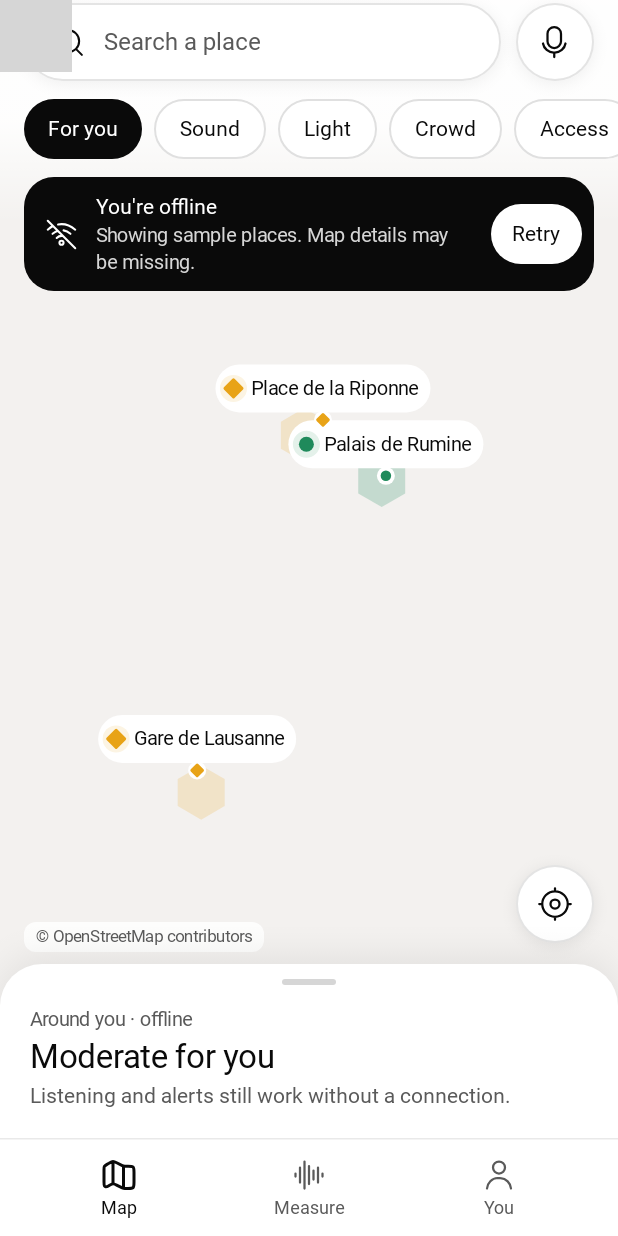
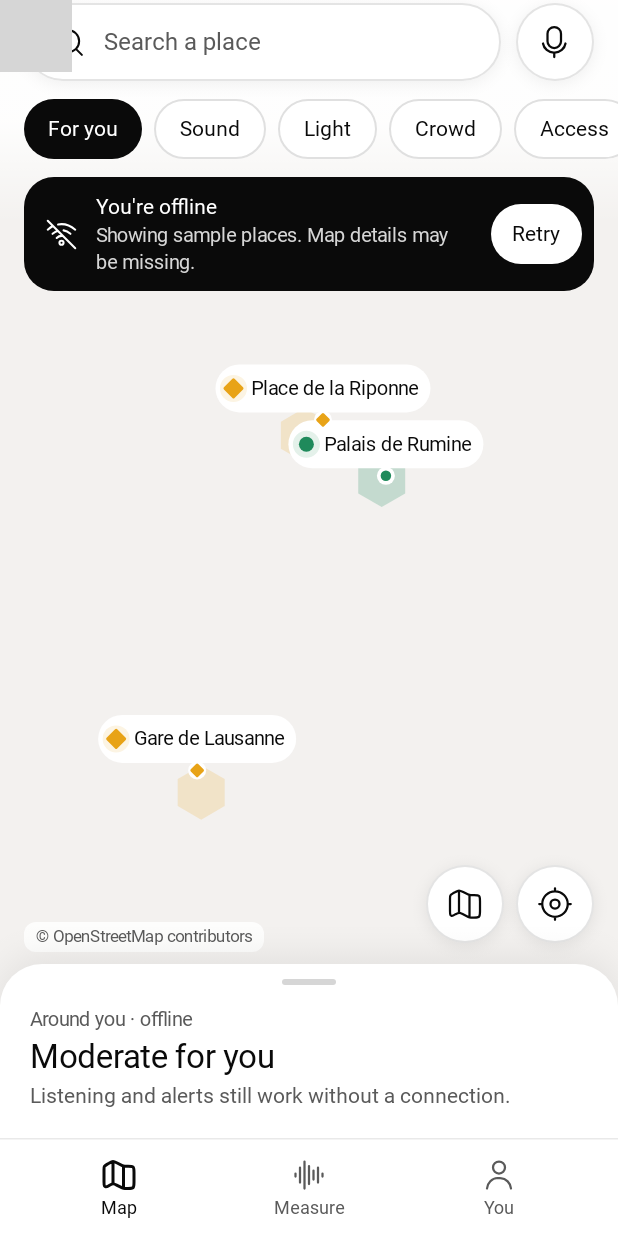
Before and after one commit to b00rg/ciuin, an Android app built with Jetpack Compose: the screen it shows after launch (MainActivity), after a tap on "Fly to Lausanne", on a phone screen of 412 x 824 dp. Run offline under Robolectric (Android 15) with nearby library versions, the phone set to English and light mode, and no system bars; Roboto replaces fonts that are not available here; 9 statements that could not run were skipped; 1 other tap on this screen came first; grey boxes are pictures that could not be loaded.

Commit message:
Preserve map navigation and alert behavior after review

```diff
--- a/composeApp/src/commonMain/kotlin/ch/ciuin/app/App.kt
+++ b/composeApp/src/commonMain/kotlin/ch/ciuin/app/App.kt
@@ -26,6 +26,7 @@ import ch.ciuin.app.core.AppEnvironment
 import ch.ciuin.app.map.MapMarker
 import ch.ciuin.app.map.MapState
 import ch.ciuin.app.map.MapView
+import ch.ciuin.app.map.rememberMapTileCache
 import ch.ciuin.app.measure.MeasurementPhase
 import ch.ciuin.app.ui.alert.AlertScreen
 import ch.ciuin.app.ui.components.CiuinTab
@@ -48,6 +49,7 @@ internal fun App(environment: AppEnvironment) {
     val routes = environment.routes
     val snackbar = remember { SnackbarHostState() }
     val map = remember { MapState(LAUSANNE_LAT, LAUSANNE_LON, LAUSANNE_ZOOM) }
+    val mapTiles = rememberMapTileCache()
     var tab by rememberSaveable { mutableStateOf(CiuinTab.Map) }
     var showGlobe by rememberSaveable { mutableStateOf(true) }
     var searching by rememberSaveable { mutableStateOf(false) }
@@ -62,7 +64,8 @@ internal fun App(environment: AppEnvironment) {
         is MeasurementPhase.Done -> true
         else -> false
     }
-    val data = rememberMapData(environment.api)
+    var mapCategory by rememberSaveable { mutableStateOf(Category.PERSONAL) }
+    val data = rememberMapData(environment.api, showSound = mapCategory == Category.SOUND)
     val places = data.places
     val session = personal.state.session
     val scores = remember(places, session) {
@@ -163,6 +166,9 @@ internal fun App(environment: AppEnvironment) {
                         environment = environment,
                         data = data,
                         state = map,
+                        tiles = mapTiles,
+                        category = mapCategory,
+                        onCategory = { mapCategory = it },
                         personalScores = scores,
                         selected = places.firstOrNull { it.placeId == selectedPlaceId },
                         onSelectPlace = { selectedPlaceId = it?.placeId },
--- a/composeApp/src/commonMain/kotlin/ch/ciuin/app/MapData.kt
+++ b/composeApp/src/commonMain/kotlin/ch/ciuin/app/MapData.kt
@@ -105,7 +105,7 @@ internal class MapData {
 }
 
 @Composable
-internal fun rememberMapData(api: PlacesApi): MapData {
+internal fun rememberMapData(api: PlacesApi, showSound: Boolean): MapData {
     val data = remember(api) { MapData() }
     LaunchedEffect(data, data.retryCount) {
         do {
@@ -113,12 +113,20 @@ internal fun rememberMapData(api: PlacesApi): MapData {
             delay(2_000)
         } while (true)
     }
-    val period = data.noisePeriod
-    LaunchedEffect(data, period, data.retryCount) {
+    LaunchedEffect(data, data.retryCount) {
         do {
-            data.refreshNoise(api, period)
+            data.refreshNoise(api, NoisePeriod.DAY)
             delay(60_000)
         } while (true)
     }
+    val showNight = showSound && data.noisePeriod == NoisePeriod.NIGHT
+    LaunchedEffect(data, showNight, data.retryCount) {
+        if (showNight) {
+            do {
+                data.refreshNoise(api, NoisePeriod.NIGHT)
+                delay(60_000)
+            } while (true)
+        }
+    }
     return data
 }
--- a/composeApp/src/commonMain/kotlin/ch/ciuin/app/MapScreen.kt
+++ b/composeApp/src/commonMain/kotlin/ch/ciuin/app/MapScreen.kt
@@ -18,7 +18,10 @@ import androidx.compose.foundation.layout.padding
 import androidx.compose.foundation.layout.safeDrawing
 import androidx.compose.foundation.layout.size
 import androidx.compose.foundation.rememberScrollState
+import androidx.compose.foundation.shape.RoundedCornerShape
 import androidx.compose.foundation.verticalScroll
+import androidx.compose.material3.DropdownMenu
+import androidx.compose.material3.DropdownMenuItem
 import androidx.compose.material3.Text
 import androidx.compose.runtime.Composable
 import androidx.compose.runtime.LaunchedEffect
@@ -27,7 +30,6 @@ import androidx.compose.runtime.mutableIntStateOf
 import androidx.compose.runtime.mutableStateOf
 import androidx.compose.runtime.remember
 import androidx.compose.runtime.rememberCoroutineScope
-import androidx.compose.runtime.saveable.rememberSaveable
 import androidx.compose.runtime.setValue
 import androidx.compose.runtime.snapshotFlow
 import androidx.compose.ui.Alignment
@@ -52,6 +54,7 @@ import ch.ciuin.app.map.HeatHex
 import ch.ciuin.app.map.MapMarker
 import ch.ciuin.app.map.MapState
 import ch.ciuin.app.map.MapView
+import ch.ciuin.app.map.TileCache
 import ch.ciuin.app.map.latToY
 import ch.ciuin.app.map.lonToX
 import ch.ciuin.app.map.projectQuietPlaceRoute
@@ -98,6 +101,9 @@ internal fun MapScreen(
     environment: AppEnvironment,
     data: MapData,
     state: MapState,
+    tiles: TileCache,
+    category: Category,
+    onCategory: (Category) -> Unit,
     personalScores: Map<String, Double>,
     selected: Place?,
     onSelectPlace: (Place?) -> Unit,
@@ -106,7 +112,6 @@ internal fun MapScreen(
     showMessage: suspend (String) -> Unit,
     tabBar: @Composable () -> Unit,
 ) {
-    var category by rememberSaveable { mutableStateOf(Category.PERSONAL) }
     val period = data.noisePeriod
     val routes = environment.routes
     val route = routes.active
@@ -169,6 +174,7 @@ internal fun MapScreen(
         var routeHeaderPx by remember(routes.requestCount) { mutableIntStateOf(0) }
         var routeSheetPx by remember(routes.requestCount) { mutableIntStateOf(0) }
         val streetLevel = state.zoom >= PLACE_ZOOM
+        val overviewPins = state.zoom >= 13.0
         var bounds by remember(viewport, tilePx) { mutableStateOf(mapBounds(state, viewport, tilePx)) }
         LaunchedEffect(state, viewport, tilePx) {
             snapshotFlow { mapBounds(state, viewport, tilePx) }.collectLatest {
@@ -177,12 +183,12 @@ internal fun MapScreen(
             }
         }
         val visibleBounds = bounds
-        val markers = remember(places, selected, chosenLayer, personalScores, nearest, streetLevel, route, noise, visibleBounds) {
+        val markers = remember(places, selected, chosenLayer, personalScores, nearest, streetLevel, route, noise, visibleBounds, overviewPins) {
             val shown = when {
                 route != null -> listOfNotNull(byId[route.destinationId])
                 selected != null -> listOf(selected)
                 streetLevel -> places
-                visibleBounds == null -> emptyList()
+                !overviewPins -> emptyList()
                 else -> sequenceOf(nearest?.place).filterNotNull()
                     .plus(places.asSequence().filter { visibleBounds.containsLocation(it.lat, it.lon) }
                         .sortedBy { place ->
@@ -223,6 +229,7 @@ internal fun MapScreen(
             userLocation = userLocation,
             layerKey = chosenLayer to noise,
             reduceMotion = reduceMotion,
+            tileCache = tiles,
         )
         MapVeil(height = if (selected != null) topInset + 22.dp else topInset + 148.dp)
         if (route != null) {
@@ -242,7 +249,7 @@ internal fun MapScreen(
                         ListeningButton(listening.isListening, { listening.setListening(!listening.isListening) })
                     }
                 }
-                LayerChipRow(layers, categories.indexOf(category), { category = categories[it] }, Modifier.padding(top = 12.dp))
+                LayerChipRow(layers, categories.indexOf(category), { onCategory(categories[it]) }, Modifier.padding(top = 12.dp))
                 if (data.offline) {
                     OfflineBanner(
                         data::retry,
@@ -298,6 +305,11 @@ internal fun MapScreen(
                 Column(bottom.fillMaxWidth(), horizontalAlignment = Alignment.CenterHorizontally) {
                     Box(Modifier.fillMaxWidth().padding(horizontal = 16.dp)) {
                         AttributionPlate(attribution, Modifier.align(Alignment.BottomStart).padding(bottom = 8.dp))
+                        Row(
+                            Modifier.align(Alignment.BottomEnd).padding(bottom = 14.dp),
+                            horizontalArrangement = Arrangement.spacedBy(8.dp),
+                        ) {
+                            MapControls(state, viewport, tilePx)
                             RoundIconButton(
                                 CiuinIcons.Gps01, "My location",
                                 onClick = {
@@ -310,17 +322,20 @@ internal fun MapScreen(
                                                     snapshotFlow { location.current }.filterNotNull().first()
                                                 }
                                             } else null
-                                        if (point != null) state.centerOn(point.lat, point.lon, maxOf(state.zoom, LAUSANNE_ZOOM))
-                                        else showMessage("Your location is unavailable")
+                                            if (point == null) {
+                                                showMessage("Your location is unavailable")
+                                            } else {
+                                                state.centerOn(point.lat, point.lon, maxOf(state.zoom, LAUSANNE_ZOOM))
+                                            }
                                         } finally {
                                             locating = false
                                         }
                                     }
                                 },
-                            modifier = Modifier.align(Alignment.BottomEnd).padding(bottom = 14.dp),
                                 style = RoundIconButtonStyle.Floating,
                                 enabled = !locating,
                             )
+                        }
                     }
                     BottomSheetSurface(gap = if (data.offline) 14.dp else 16.dp) {
                         Column(
@@ -376,9 +391,34 @@ private fun MapOverlay(
     }
 }
 
-private fun mapBounds(state: MapState, viewport: Size, tilePx: Float): ViewBounds? =
-    if (state.zoom < 13.0) null
-    else state.visibleBounds(viewport, tilePx).let { ViewBounds(it[0], it[1], it[2], it[3]) }
+@Composable
+private fun MapControls(state: MapState, viewport: Size, tilePx: Float) {
+    var open by remember { mutableStateOf(false) }
+    Box {
+        RoundIconButton(CiuinIcons.Maps, "Map controls", { open = true }, style = RoundIconButtonStyle.Floating)
+        DropdownMenu(
+            expanded = open,
+            onDismissRequest = { open = false },
+            shape = RoundedCornerShape(16.dp),
+            containerColor = CiuinColors.Ground,
+        ) {
+            val center = Offset(viewport.width / 2, viewport.height / 2)
+            DropdownMenuItem({ Text("Zoom in", style = CiuinType.Label) }, {
+                state.zoomAt(2.0, center, viewport, tilePx)
+            }, enabled = state.zoom < MapState.MAX_ZOOM)
+            DropdownMenuItem({ Text("Zoom out", style = CiuinType.Label) }, {
+                state.zoomAt(0.5, center, viewport, tilePx)
+            }, enabled = state.zoom > MapState.MIN_ZOOM)
+            DropdownMenuItem({ Text("Center on Lausanne", style = CiuinType.Label) }, {
+                state.centerOn(LAUSANNE_LAT, LAUSANNE_LON, LAUSANNE_ZOOM)
+                open = false
+            })
+        }
+    }
+}
+
+private fun mapBounds(state: MapState, viewport: Size, tilePx: Float): ViewBounds =
+    state.visibleBounds(viewport, tilePx).let { ViewBounds(it[0], it[1], it[2], it[3]) }
 
 private fun UiLevel.hexAlpha(offline: Boolean): Float = when (this) {
     UiLevel.Calm -> if (offline) CiuinColors.HexAlphaCalmSaved else CiuinColors.HexAlphaCalm
--- a/composeApp/src/commonMain/kotlin/ch/ciuin/app/core/AlertCenter.kt
+++ b/composeApp/src/commonMain/kotlin/ch/ciuin/app/core/AlertCenter.kt
@@ -22,6 +22,7 @@ internal data class ActiveAlert(
     val aboveLimitMillis: Long,
     val window: LiveWindow,
     val suggestion: QuietPlaceSuggestion? = null,
+    val hapticOnDisplay: Boolean = false,
 )
 
 /** Keeps the scored window tied to the alert even as live listening continues. */
--- a/composeApp/src/commonMain/kotlin/ch/ciuin/app/map/MapView.kt
+++ b/composeApp/src/commonMain/kotlin/ch/ciuin/app/map/MapView.kt
@@ -76,6 +76,14 @@ private const val TILE_PX = 256
 private const val MAX_TILE_ZOOM = 19
 private val tileColor = ColorFilter.colorMatrix(ColorMatrix().apply { setToSaturation(0.2f) })
 
+@Composable
+internal fun rememberMapTileCache(tileUrl: String = TileCache.OSM_TILES): TileCache {
+    val scope = rememberCoroutineScope()
+    val cache = remember(tileUrl) { TileCache(scope, tileUrl) }
+    DisposableEffect(cache) { onDispose { cache.close() } }
+    return cache
+}
+
 /**
  * Slippy map drawn on a Canvas: raster tiles + circle markers.
  * Drag / pinch to move and zoom, mouse wheel and double-tap to zoom, tap a marker to select it.
@@ -95,10 +103,9 @@ internal fun MapView(
     layerKey: Any? = null,
     reduceMotion: Boolean = false,
     interactive: Boolean = true,
+    tileCache: TileCache? = null,
 ) {
-    val scope = rememberCoroutineScope()
-    val cache = remember(tileUrl) { TileCache(scope, tileUrl) }
-    DisposableEffect(cache) { onDispose { cache.close() } }
+    val cache = tileCache ?: rememberMapTileCache(tileUrl)
 
     val density = LocalDensity.current
     // Draw tiles at 256 dp so they stay readable on high-density phone screens.
--- a/composeApp/src/commonMain/kotlin/ch/ciuin/app/ui/alert/AlertScreen.kt
+++ b/composeApp/src/commonMain/kotlin/ch/ciuin/app/ui/alert/AlertScreen.kt
@@ -94,7 +94,7 @@ internal fun AlertScreen(
                 .padding(start = 24.dp, end = 24.dp, top = 16.dp, bottom = 16.dp),
             verticalArrangement = Arrangement.spacedBy(22.dp),
         ) {
-            AlertScene(pill)
+            AlertScene(pill, haptic = alert.hapticOnDisplay)
             Column(verticalArrangement = Arrangement.spacedBy(10.dp)) {
                 Text("It's getting loud here.", Modifier.semantics { heading() }, style = CiuinType.ScreenTitle)
                 Text(body, style = CiuinType.Body, color = CiuinColors.SecondaryText)
--- a/composeApp/src/commonMain/kotlin/ch/ciuin/app/ui/characters/Scenes.kt
+++ b/composeApp/src/commonMain/kotlin/ch/ciuin/app/ui/characters/Scenes.kt
@@ -143,10 +143,10 @@ fun AllSetScene(modifier: Modifier = Modifier, onHopEnd: () -> Unit = {}) {
  * @param status the words in the white pill at the top left, such as "Too much · 74 dB".
  */
 @Composable
-fun AlertScene(status: String, modifier: Modifier = Modifier, level: Level = Level.Loud) {
+fun AlertScene(status: String, modifier: Modifier = Modifier, level: Level = Level.Loud, haptic: Boolean = true) {
     Scene(210f, modifier, contentDescription = "The sheep's ears are up. $status") {
         Ground(top = 150f)
-        Sheep(SheepPose.Alert, Modifier.frame(82f, 32f, 178f), contentDescription = null)
+        Sheep(SheepPose.Alert, Modifier.frame(82f, 32f, 178f), contentDescription = null, haptic = haptic)
         LevelPill(level, status, Modifier.absoluteOffset(16.dp, 16.dp))
     }
 }
--- a/composeApp/src/commonMain/kotlin/ch/ciuin/app/ui/measure/MeasureResultScreens.kt
+++ b/composeApp/src/commonMain/kotlin/ch/ciuin/app/ui/measure/MeasureResultScreens.kt
@@ -190,7 +190,7 @@ internal fun MeasureSharedScreen(
     val detail = when {
         !stored -> "Keep Ciúin running so it can send this reading. If the app stops before sending, the reading is lost."
         updatedPlace != null && count != null -> "${updatedPlace.name} now has ${measurementCount(count)}, and your map is up to date."
-        else -> "Your measurement was added to the map."
+        else -> "Your reading was sent to Ciúin."
     }
     MeasureFrame(modifier) {
         MeasureContent(top = 16.dp, gap = 24.dp) {
```
Also changed, not shown: composeApp/src/androidMain/kotlin/ch/ciuin/app/MainActivity.kt (+5 -2 lines), composeApp/src/androidMain/kotlin/ch/ciuin/app/listener/LiveListeningService.kt (+5 -2 lines), composeApp/src/commonMain/kotlin/ch/ciuin/app/personal/PersonalModelController.kt (+16 -5 lines), composeApp/src/commonMain/kotlin/ch/ciuin/app/ui/place/PlaceSheet.kt (+23 -22 lines), composeApp/src/commonMain/fontRes/raw/poppins_ofl.txt (line endings or trailing spaces). Lines whose indentation alone changed are shown as unchanged.
